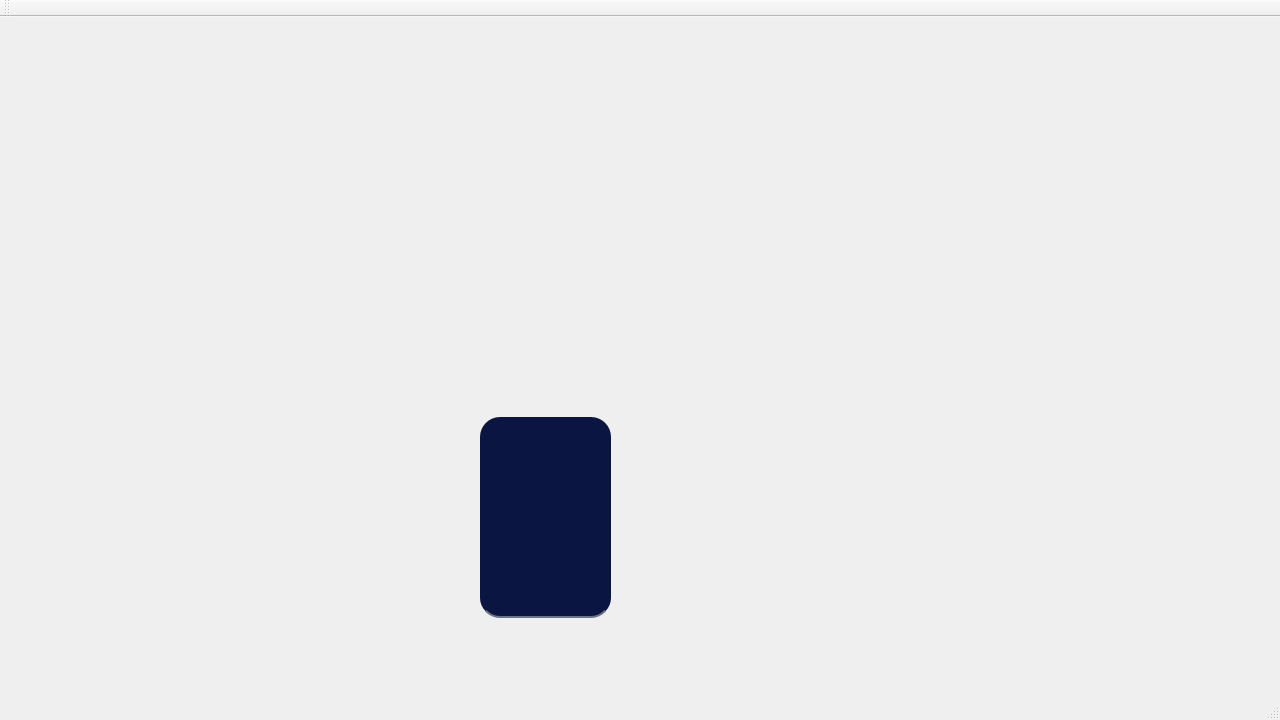
PopescuFilip/Scribble, file Scribble/Scribble/Profile.ui: the form before one commit.
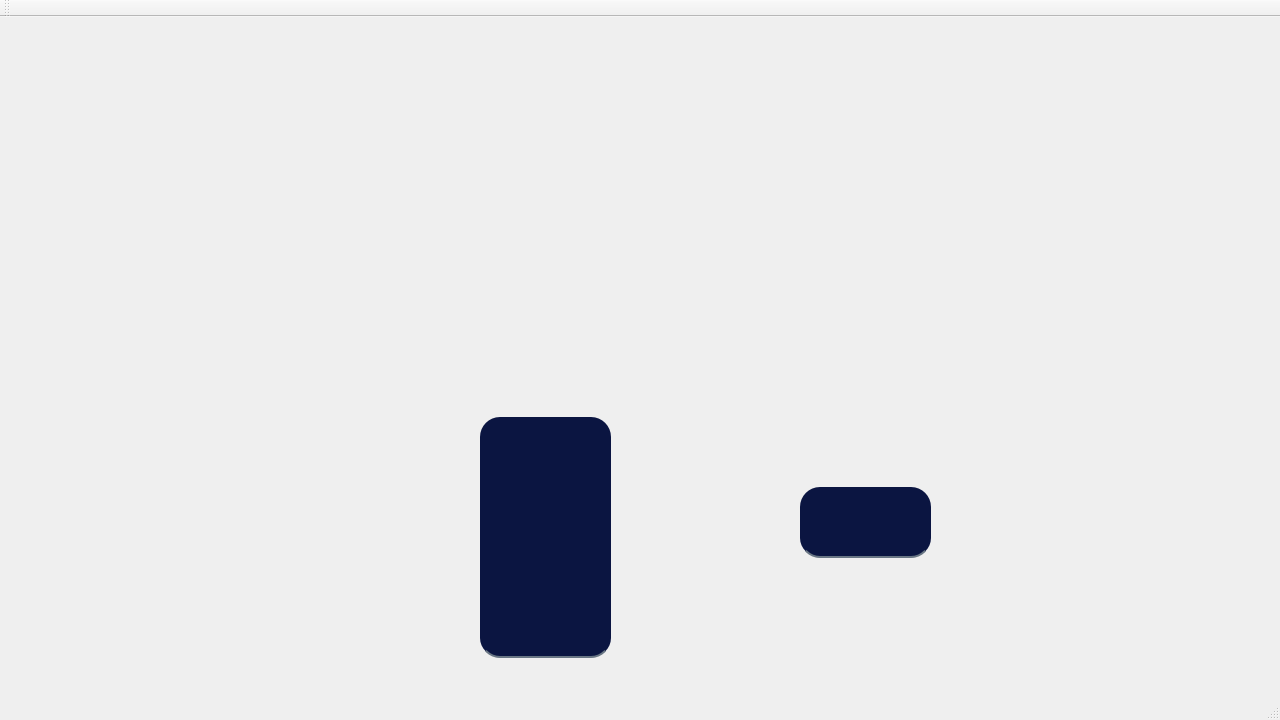
The form after the commit.

Commit message: Add a textEdit for scores average

Patch:
```diff
--- a/Scribble/Scribble/Profile.ui
+++ b/Scribble/Scribble/Profile.ui
@@ -12,10 +12,10 @@
   </property>
   <property name="font">
    <font>
-    <pointsize>25</pointsize>
-    <italic>true</italic>
-    <bold>true</bold>
-    <underline>true</underline>
+    <pointsize>9</pointsize>
+    <italic>false</italic>
+    <bold>false</bold>
+    <underline>false</underline>
    </font>
   </property>
   <property name="windowTitle">
@@ -28,7 +28,7 @@
       <x>460</x>
       <y>350</y>
       <width>191</width>
-      <height>261</height>
+      <height>301</height>
      </rect>
     </property>
     <property name="styleSheet">
@@ -40,7 +40,7 @@
        <x>20</x>
        <y>50</y>
        <width>131</width>
-       <height>201</height>
+       <height>241</height>
       </rect>
      </property>
      <property name="font">
@@ -61,6 +61,45 @@
      </property>
     </widget>
    </widget>
+   <widget class="QWidget" name="widget_2" native="true">
+    <property name="geometry">
+     <rect>
+      <x>780</x>
+      <y>460</y>
+      <width>161</width>
+      <height>101</height>
+     </rect>
+    </property>
+    <property name="styleSheet">
+     <string notr="true">border-radius:20px;</string>
+    </property>
+    <widget class="QTextEdit" name="textEdit_2">
+     <property name="geometry">
+      <rect>
+       <x>20</x>
+       <y>10</y>
+       <width>131</width>
+       <height>71</height>
+      </rect>
+     </property>
+     <property name="font">
+      <font>
+       <pointsize>25</pointsize>
+       <italic>true</italic>
+       <bold>true</bold>
+       <underline>false</underline>
+      </font>
+     </property>
+     <property name="styleSheet">
+      <string notr="true">background-color: rgb(11, 21, 65);
+border:none;
+border-bottom:2px solid rgba(105, 118,132, 255);
+color:rgba(255,255, 255, 230);
+padding-bottom:7px;
+radius-border:20xp;</string>
+     </property>
+    </widget>
+   </widget>
   </widget>
   <widget class="QMenuBar" name="menuBar">
    <property name="geometry">
```
Left out of the diff: 2 changed lines with no effect on the pictures.
